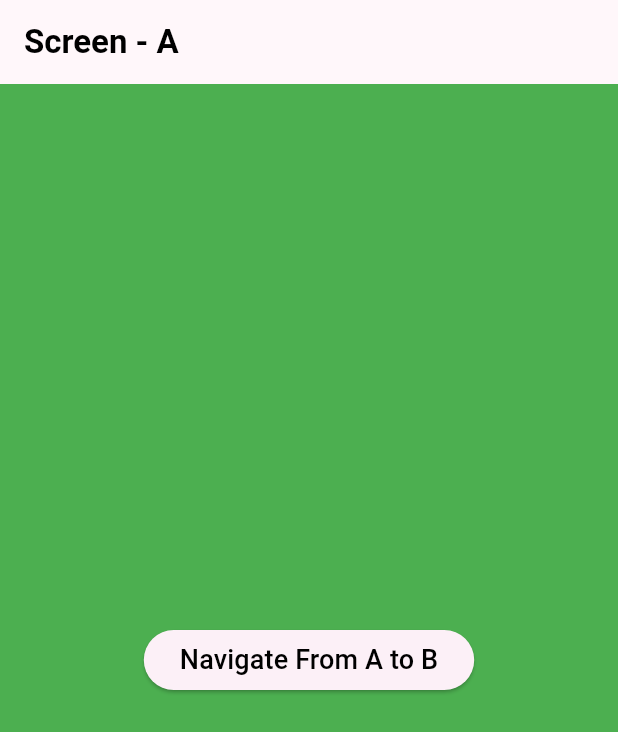
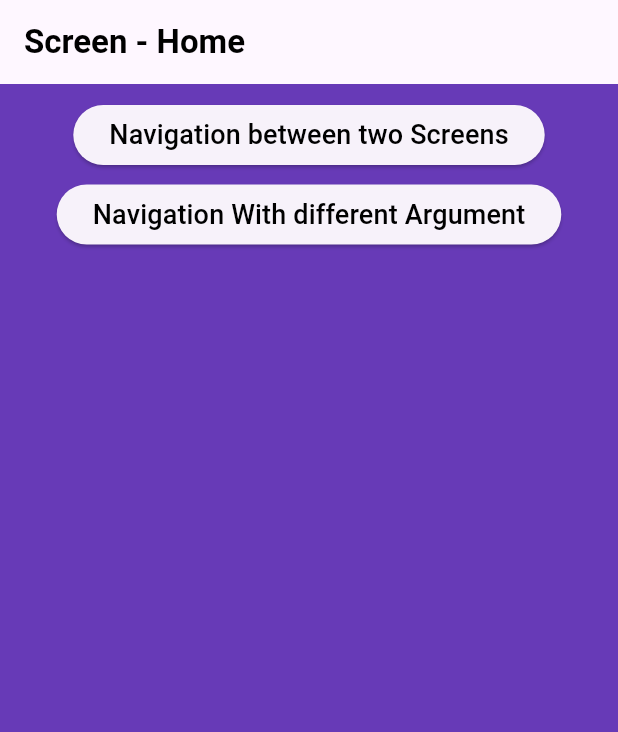
Before and after one commit to anilthummar/auto_route_in_flutter_sample, a Flutter app: the screen it shows after launch, on a phone screen of 412 x 824 dp. Shown: the top 732 px of the screen. Run offline on Flutter 3.47's test engine with Material 3 defaults, Android fonts, the light colour scheme and no system bars; our stand-ins replace auto_route.

Commit message:
Screen using Argument,Screen using Query Parameter,Screen using Path Parameter

```diff
--- a/lib/main.dart
+++ b/lib/main.dart
@@ -16,10 +16,6 @@ class MyApp extends StatelessWidget {
     return MaterialApp.router(
       debugShowCheckedModeBanner: false,
       title: 'Auto Route In Flutter',
-      theme: ThemeData(
-        colorScheme: ColorScheme.fromSeed(seedColor: Colors.purple),
-        useMaterial3: true
-      ),
       routerConfig: appRouter.config(),
     );
   }
--- a/lib/routes/app_router.dart
+++ b/lib/routes/app_router.dart
@@ -1,15 +1,26 @@
-
 import 'package:auto_route/auto_route.dart';
 import 'app_router.gr.dart';
 
 @AutoRouterConfig()
-class MyAppRouter extends $AppRouter{
+class MyAppRouter extends $MyAppRouter {
   @override
   List<AutoRoute> get routes => [
-    AutoRoute(page: RouteA.page,initial: true),
-    AutoRoute(page: RouteB.page),
-    AutoRoute(page: RouteC.page),
-
-  ];
-
+        AutoRoute(
+          page: RouteHome.page,
+          initial: true,
+        ),
+        AutoRoute(page: RouteA.page,initial: false,),
+        AutoRoute(page: RouteB.page),
+        CustomRoute(page: RouteC.page,
+            // barrierColor: ,
+            // barrierDismissible: ,
+            // barrierLabel: ,
+            // customRouteBuilder: ,
+            // durationInMilliseconds: ,
+            // fullMatch: ,
+            // reverseDurationInMilliseconds: ,
+        ),
+    AutoRoute(page: RouteNavigationHome.page),
+    AutoRoute(page: RouteDetails.page),
+      ];
 }
--- /dev/null
+++ b/lib/screen/screen_home.dart
@@ -0,0 +1,41 @@
+import 'package:auto_route/annotations.dart';
+import 'package:auto_route/auto_route.dart';
+import 'package:demo_auto_route_flutter/routes/app_router.gr.dart';
+import 'package:flutter/material.dart';
+
+@RoutePage()
+class ScreenHome extends StatelessWidget {
+  const ScreenHome({super.key});
+
+  @override
+  Widget build(BuildContext context) {
+    return Scaffold(
+      backgroundColor: Colors.deepPurple,
+      appBar: AppBar(
+        title: const Text("Screen - Home",
+            style: TextStyle(fontSize: 22,color: Colors.black,
+            fontWeight:FontWeight.bold )),
+      ),
+      body: Center(
+        child: Column(
+          children: [
+            const SizedBox(height: 10,),
+            ElevatedButton(
+                onPressed: () {
+                  AutoRouter.of(context).push(const RouteA());
+                },
+                child: const Text("Navigation between two Screens",style:
+                TextStyle(fontSize: 18,color: Colors.black),),),
+            const SizedBox(height: 5,),
+            ElevatedButton(
+              onPressed: () {
+                AutoRouter.of(context).push(RouteNavigationHome());
+              },
+              child: const Text("Navigation With different Argument",
+                style: TextStyle(fontSize: 18,color: Colors.black),),),
+          ],
+        ),
+      ),
+    );
+  }
+}
```
Also changed, not shown: lib/screen/navigation_with_argument/screen_details.dart (added, +37 -0 lines), lib/screen/navigation_with_argument/screen_navigation_home.dart (added, +54 -0 lines), lib/screen/screen_b.dart (deleted, +0 -26 lines), lib/screen/simple_navigation/screen_a.dart (renamed from lib/screen/screen_a.dart, +17 -2 lines), lib/screen/simple_navigation/screen_b.dart (added, +47 -0 lines), lib/screen/simple_navigation/screen_c.dart (renamed from lib/screen/screen_c.dart, +5 -2 lines), lib/routes/app_router.gr.dart, 1 other file.
